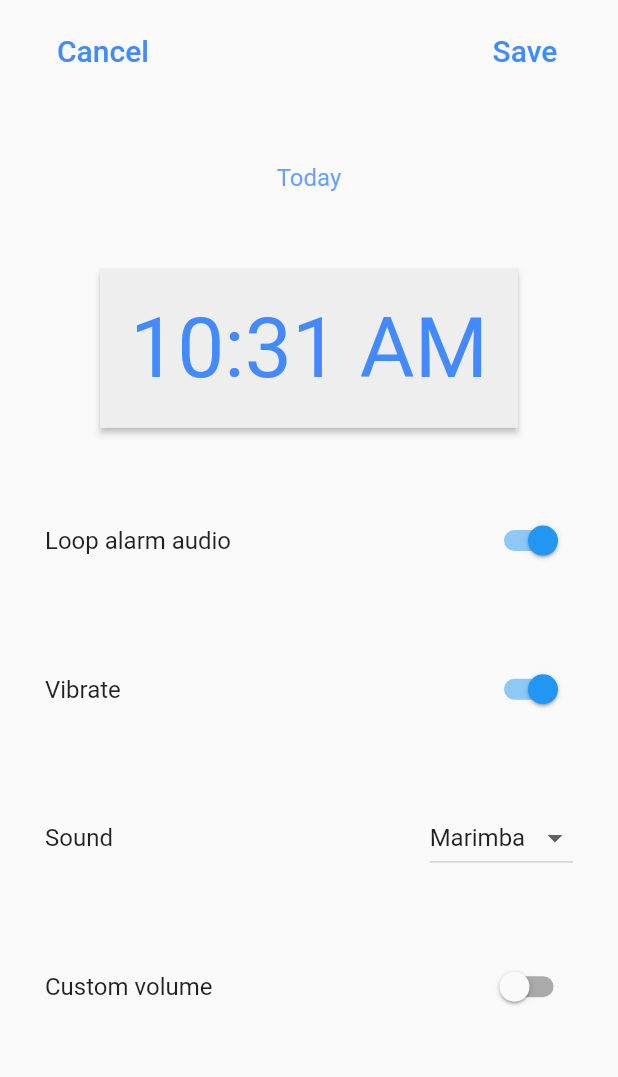
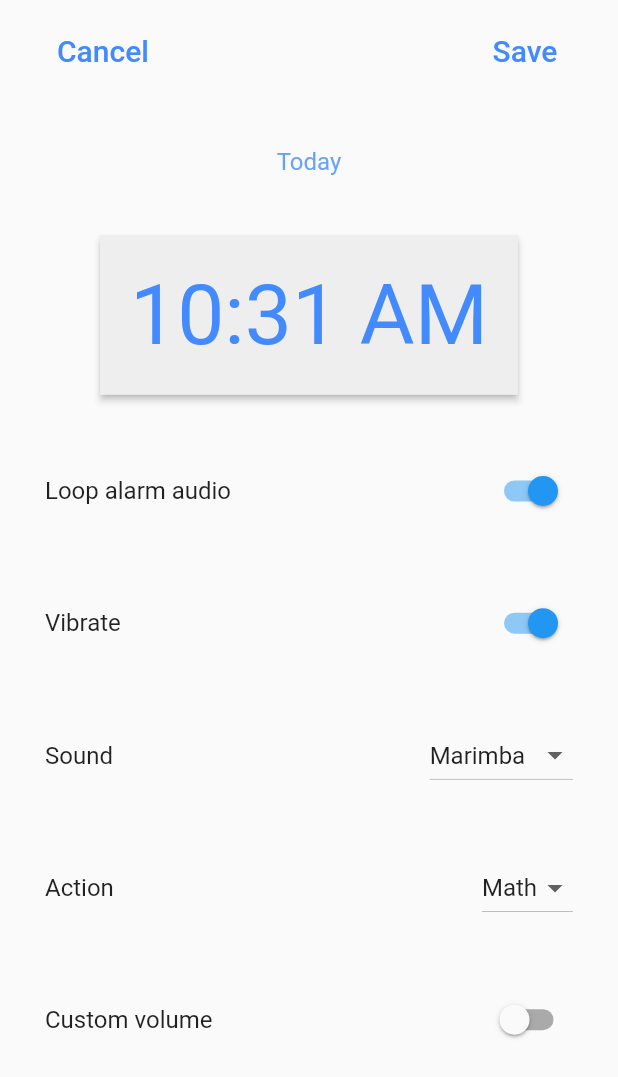
Before and after one commit to OiR-ptr/Flutter_Alarm_exam, a Flutter app: the ExampleAlarmEditScreen widget shown alone on an empty page, opened directly, on a phone screen of 412 x 824 dp. Shown: the top 1077 px of the screen. Run offline on Flutter 3.47's test engine with Material 3 defaults, Android fonts, the phone set to English and light mode, and no system bars; our stand-ins replace permission_handler, shared_preferences; missing offline and left inert: alarm, google_mlkit_face_detection; accounts and stored records are empty; statements that could not run were skipped.

Commit message:
:sparkles: feat: アラームの解除アクションを選択可能に変更

```diff
--- a/lib/classes/alarm_extension_settings.dart
+++ b/lib/classes/alarm_extension_settings.dart
@@ -2,25 +2,43 @@ import 'dart:convert';
 
 import 'package:shared_preferences/shared_preferences.dart';
 
+enum AlarmAction {
+  math,
+}
+
+AlarmAction parseAction(String actionName) {
+  switch (actionName) {
+    case "math":
+      return AlarmAction.math;
+  }
+
+  return AlarmAction.math;
+}
+
 class AlarmExtensionSettings {
   final int id;
+  final AlarmAction action;
 
-  AlarmExtensionSettings({required this.id});
+  AlarmExtensionSettings({required this.id, required this.action});
 
   AlarmExtensionSettings copyWith({
     int? id,
+    AlarmAction? action,
   }) {
     return AlarmExtensionSettings(
       id: id ?? this.id,
+      action: action ?? this.action,
     );
   }
 
   factory AlarmExtensionSettings.fromJson(Map<String, dynamic> json) =>
-      AlarmExtensionSettings(id: json['id'] as int);
+      AlarmExtensionSettings(
+          id: json['id'] as int, action: parseAction(json['action']));
 
   Map<String, dynamic> toJson() {
     return {
       'id': id,
+      'action': action.name,
     };
   }
 
--- a/lib/rings/math.dart
+++ b/lib/rings/math.dart
@@ -68,12 +68,6 @@ class _MathRingScreenState extends State<MathRingScreen> {
             ),
 
             // 止める
-            const Row(
-              mainAxisAlignment: MainAxisAlignment.center,
-              children: [
-                Text("test"),
-              ],
-            ),
             ElevatedButton(
               onPressed: () {
                 stopAlarm(context);
--- a/lib/scenes/edit_alarm.dart
+++ b/lib/scenes/edit_alarm.dart
@@ -22,6 +22,7 @@ class _ExampleAlarmEditScreenState extends State<ExampleAlarmEditScreen> {
   late bool vibrate;
   late double? volume;
   late String assetAudio;
+  late AlarmAction action;
 
   @override
   void initState() {
@@ -35,12 +36,14 @@ class _ExampleAlarmEditScreenState extends State<ExampleAlarmEditScreen> {
       vibrate = true;
       volume = null;
       assetAudio = 'assets/marimba.mp3';
+      action = AlarmAction.math;
     } else {
       selectedDateTime = widget.alarmSettings!.settings.dateTime;
       loopAudio = widget.alarmSettings!.settings.loopAudio;
       vibrate = widget.alarmSettings!.settings.vibrate;
       volume = widget.alarmSettings!.settings.volume;
       assetAudio = widget.alarmSettings!.settings.assetAudioPath;
+      action = widget.alarmSettings!.extensionSettings.action;
     }
   }
 
@@ -99,7 +102,7 @@ class _ExampleAlarmEditScreenState extends State<ExampleAlarmEditScreen> {
       notificationTitle: 'Alarm example',
       notificationBody: 'Your alarm ($id) is ringing',
     );
-    final exSettings = AlarmExtensionSettings(id: id);
+    final exSettings = AlarmExtensionSettings(id: id, action: action);
     return MyAlarmSettings(
         id: id, settings: alarmSettings, extensionSettings: exSettings);
   }
@@ -242,6 +245,25 @@ class _ExampleAlarmEditScreenState extends State<ExampleAlarmEditScreen> {
             mainAxisAlignment: MainAxisAlignment.spaceBetween,
             children: [
               Text(
+                "Action",
+                style: Theme.of(context).textTheme.titleMedium,
+              ),
+              DropdownButton(
+                value: action,
+                items: const [
+                  DropdownMenuItem<AlarmAction>(
+                    value: AlarmAction.math,
+                    child: Text('Math'),
+                  ),
+                ],
+                onChanged: (value) => setState(() => action = value!),
+              ),
+            ],
+          ),
+          Row(
+            mainAxisAlignment: MainAxisAlignment.spaceBetween,
+            children: [
+              Text(
                 'Custom volume',
                 style: Theme.of(context).textTheme.titleMedium,
               ),
--- a/lib/scenes/shortcut_button.dart
+++ b/lib/scenes/shortcut_button.dart
@@ -44,7 +44,7 @@ class _ExampleAlarmHomeShortcutButtonState
       settings: MyAlarmSettings(
         id: id,
         settings: alarmSettings,
-        extensionSettings: AlarmExtensionSettings(id: id),
+        extensionSettings: AlarmExtensionSettings(id: id, action: AlarmAction.math),
       ),
     );
 
```
